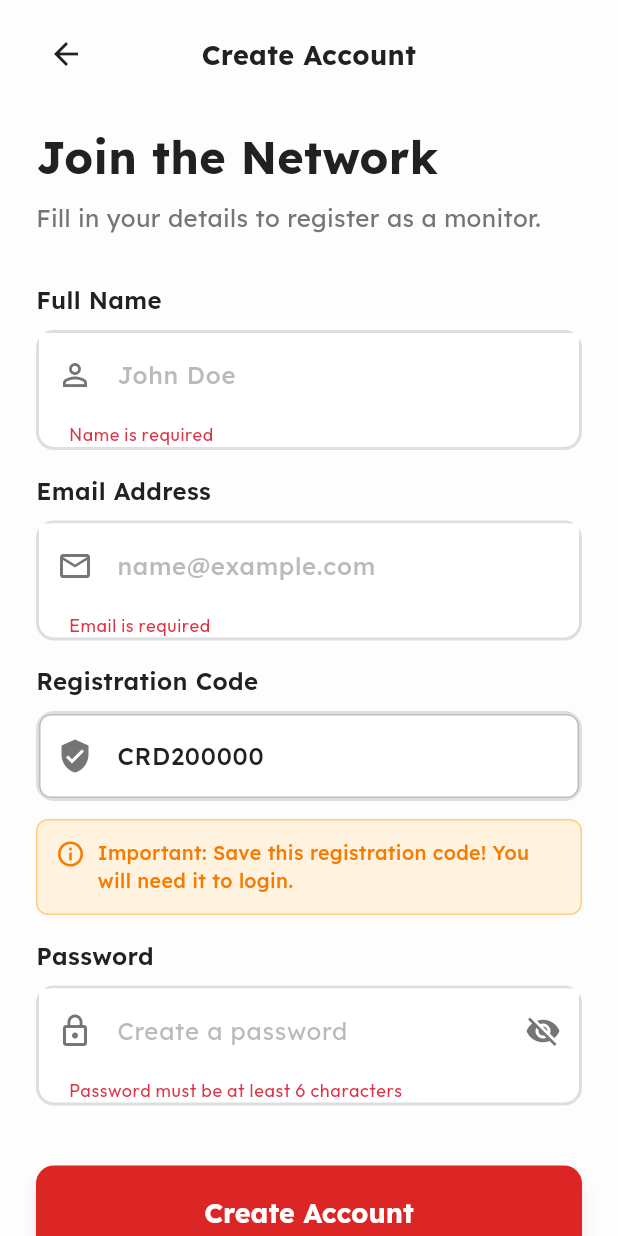
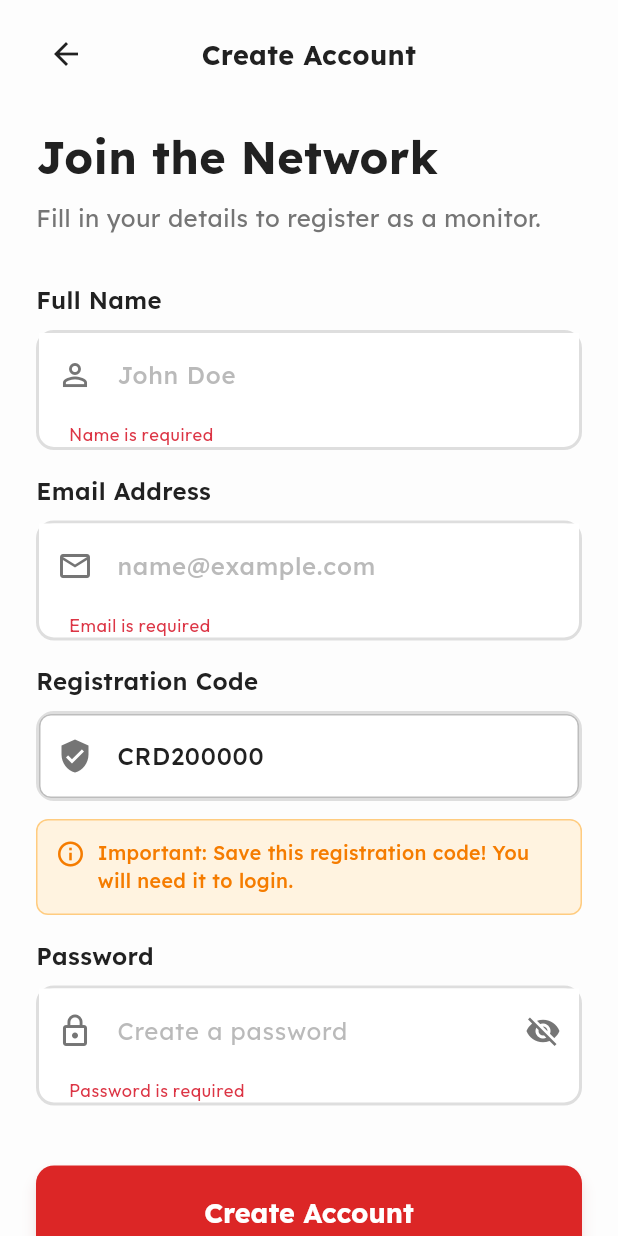
Before and after one commit to KusuConsult-NG/CRADI-mobile, a Flutter app: the RegistrationScreen screen opened by its route, after a tap on "Create Account", on a phone screen of 412 x 824 dp. Run offline on Flutter 3.47's test engine with Material 3 defaults, Android fonts, the light colour scheme and no system bars; our stand-ins replace appwrite, connectivity_plus, device_info_plus, firebase_core, firebase_messaging, flutter_chat_types and 14 more; missing offline and left inert: encrypt; accounts and stored records are empty; network calls fail.

Commit message:
security: Implement strong password validation and protect Firebase config
- Enhanced password validation requiring 8+ chars with uppercase, lowercase, numbers, and special characters
- Added password strength scoring (0-4 scale)
- Updated .gitignore to protect Firebase API keys
- Updated registration screen to use enhanced validators

```diff
--- a/lib/core/utils/validators.dart
+++ b/lib/core/utils/validators.dart
@@ -190,6 +190,87 @@ class Validators {
     return null;
   }
 
+  /// Enhanced password validation with security best practices
+  /// Requirements:
+  /// - Minimum 8 characters
+  /// - At least 1 uppercase letter
+  /// - At least 1 lowercase letter
+  /// - At least 1 number
+  /// - At least 1 special character
+  static String? validatePassword(String? value) {
+    if (value == null || value.isEmpty) {
+      return 'Password is required';
+    }
+
+    if (value.length < 8) {
+      return 'Password must be at least 8 characters';
+    }
+
+    if (!RegExp(r'[A-Z]').hasMatch(value)) {
+      return 'Must contain at least one uppercase letter';
+    }
+
+    if (!RegExp(r'[a-z]').hasMatch(value)) {
+      return 'Must contain at least one lowercase letter';
+    }
+
+    if (!RegExp(r'[0-9]').hasMatch(value)) {
+      return 'Must contain at least one number';
+    }
+
+    if (!RegExp(r'[!@#$%^&*(),.?":{}|<>_\-+=\[\]\\\/]').hasMatch(value)) {
+      return 'Must contain at least one special character';
+    }
+
+    return null;
+  }
+
+  /// Get password strength score (0-4)
+  /// 0 = Very Weak, 1 = Weak, 2 = Fair, 3 = Good, 4 = Strong
+  static int getPasswordStrength(String password) {
+    if (password.isEmpty) return 0;
+
+    int strength = 0;
+
+    // Length check
+    if (password.length >= 8) strength++;
+    if (password.length >= 12) strength++;
+
+    // Character variety checks
+    if (RegExp(r'[A-Z]').hasMatch(password) &&
+        RegExp(r'[a-z]').hasMatch(password)) {
+      strength++;
+    }
+
+    if (RegExp(r'[0-9]').hasMatch(password)) {
+      strength++;
+    }
+
+    if (RegExp(r'[!@#$%^&*(),.?":{}|<>_\-+=\[\]\\\/]').hasMatch(password)) {
+      strength++;
+    }
+
+    // Cap at 4
+    return strength > 4 ? 4 : strength;
+  }
+
+  /// Get password strength label and color
+  static Map<String, dynamic> getPasswordStrengthInfo(int strength) {
+    switch (strength) {
+      case 0:
+      case 1:
+        return {'label': 'Weak', 'color': 0xFFE53935}; // Red
+      case 2:
+        return {'label': 'Fair', 'color': 0xFFFB8C00}; // Orange
+      case 3:
+        return {'label': 'Good', 'color': 0xFF43A047}; // Green
+      case 4:
+        return {'label': 'Strong', 'color': 0xFF1E88E5}; // Blue
+      default:
+        return {'label': 'Unknown', 'color': 0xFF757575}; // Gray
+    }
+  }
+
   /// Validate location name
   static String? validateLocation(String? value, String locationType) {
     if (value == null || value.trim().isEmpty) {
--- a/lib/features/auth/screens/registration_screen.dart
+++ b/lib/features/auth/screens/registration_screen.dart
@@ -323,11 +323,8 @@ class _RegistrationScreenState extends State<RegistrationScreen> {
                           color: AppColors.textSecondary.withValues(alpha: 0.5),
                         ),
                       ),
-                      validator: (v) {
-                        if (v == null || v.length < 6) {
-                          return 'Password must be at least 6 characters';
-                        }
-                        return null;
+                      validator: (value) {
+                        return Validators.validatePassword(value);
                       },
                     ),
                   ),
```
Also changed, not shown: 1 other file.
